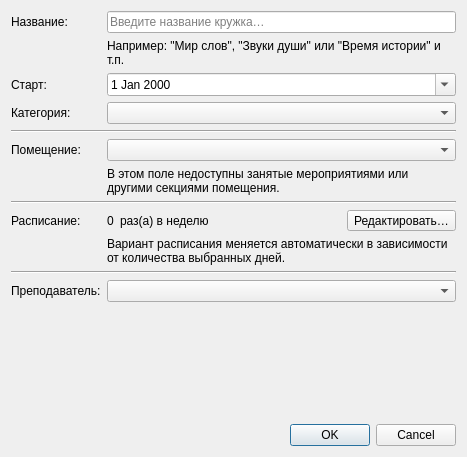
Before: the Qt Designer form app/ui/assets/dialogs/club-update.ui in NTO-2nd-stage-ABP/ccms, drawn with Qt 5.
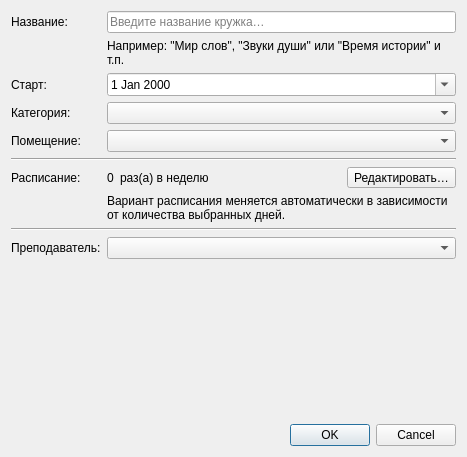
After: the same form once the commit is applied.

```diff
--- a/app/ui/assets/dialogs/club-update.ui
+++ b/app/ui/assets/dialogs/club-update.ui
@@ -74,28 +74,35 @@
        </property>
       </widget>
      </item>
-     <item row="5" column="0">
+     <item row="4" column="0">
       <widget class="QLabel" name="label_11">
        <property name="text">
         <string>Помещение:</string>
        </property>
       </widget>
      </item>
-     <item row="5" column="1">
+     <item row="4" column="1">
       <widget class="QComboBox" name="locationComboBox">
        <property name="placeholderText">
         <string>Не выбрано</string>
        </property>
       </widget>
      </item>
-     <item row="8" column="0">
+     <item row="5" column="0" colspan="2">
+      <widget class="Line" name="line">
+       <property name="orientation">
+        <enum>Qt::Horizontal</enum>
+       </property>
+      </widget>
+     </item>
+     <item row="6" column="0">
       <widget class="QLabel" name="label">
        <property name="text">
         <string>Расписание:</string>
        </property>
       </widget>
      </item>
-     <item row="8" column="1">
+     <item row="6" column="1">
       <layout class="QHBoxLayout" name="horizontalLayout">
        <item>
         <widget class="QLabel" name="scheduleTypeLabel">
@@ -133,7 +140,7 @@
        </item>
       </layout>
      </item>
-     <item row="9" column="1">
+     <item row="7" column="1">
       <widget class="QLabel" name="label_13">
        <property name="text">
         <string>Вариант расписания меняется автоматически в зависимости от количества выбранных дней.</string>
@@ -143,51 +150,27 @@
        </property>
       </widget>
      </item>
-     <item row="11" column="0">
+     <item row="8" column="0" colspan="2">
+      <widget class="Line" name="line_2">
+       <property name="orientation">
+        <enum>Qt::Horizontal</enum>
+       </property>
+      </widget>
+     </item>
+     <item row="9" column="0">
       <widget class="QLabel" name="label_7">
        <property name="text">
         <string>Преподаватель:</string>
        </property>
       </widget>
      </item>
-     <item row="11" column="1">
+     <item row="9" column="1">
       <widget class="QComboBox" name="teacherComboBox">
        <property name="placeholderText">
         <string>Не выбрано</string>
        </property>
       </widget>
      </item>
-     <item row="6" column="1">
-      <widget class="QLabel" name="label_2">
-       <property name="text">
-        <string>В этом поле недоступны занятые мероприятиями или другими секциями помещения.</string>
-       </property>
-       <property name="wordWrap">
-        <bool>true</bool>
-       </property>
-      </widget>
-     </item>
-     <item row="7" column="0" colspan="2">
-      <widget class="Line" name="line">
-       <property name="orientation">
-        <enum>Qt::Horizontal</enum>
-       </property>
-      </widget>
-     </item>
-     <item row="10" column="0" colspan="2">
-      <widget class="Line" name="line_2">
-       <property name="orientation">
-        <enum>Qt::Horizontal</enum>
-       </property>
-      </widget>
-     </item>
-     <item row="4" column="0" colspan="2">
-      <widget class="Line" name="line_4">
-       <property name="orientation">
-        <enum>Qt::Horizontal</enum>
-       </property>
-      </widget>
-     </item>
     </layout>
    </item>
    <item>
```
